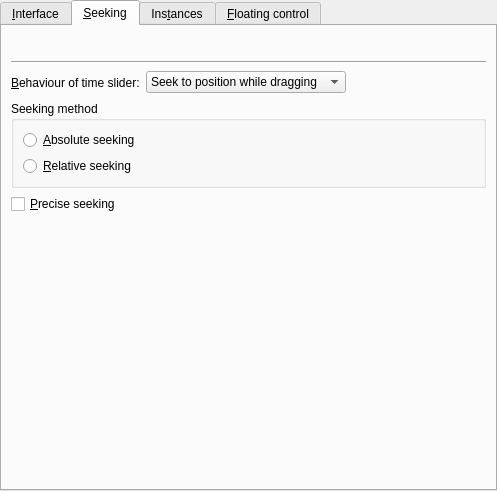
Qt form src/prefinterface.ui (wilbert2000/wzplayer) before a commit.
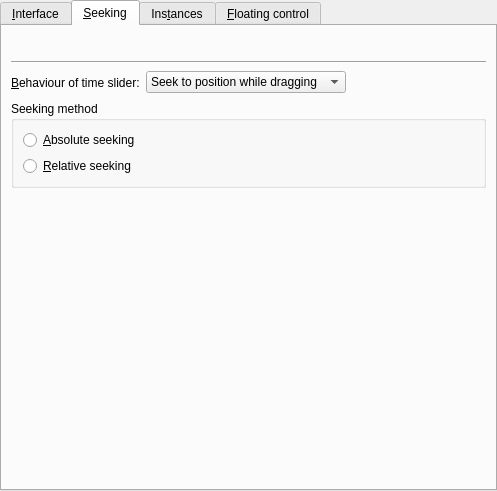
The same form after that commit. The open tabs and pages were chosen to show the change. Custom widgets are drawn as their Qt base class.

```diff
--- a/src/prefinterface.ui
+++ b/src/prefinterface.ui
@@ -625,7 +625,7 @@
          </layout>
         </widget>
        </item>
-       <item row="5" column="0" colspan="2" >
+       <item row="4" column="0" colspan="2" >
         <spacer>
          <property name="orientation" >
           <enum>Qt::Vertical</enum>
@@ -638,13 +638,6 @@
          </property>
         </spacer>
        </item>
-       <item row="4" column="0" >
-        <widget class="QCheckBox" name="precise_seeking_check" >
-         <property name="text" >
-          <string>&amp;Precise seeking</string>
-         </property>
-        </widget>
-       </item>
       </layout>
      </widget>
      <widget class="QWidget" name="tab_2" >
```
Left out of the diff: 11 changed lines with no effect on the pictures.
